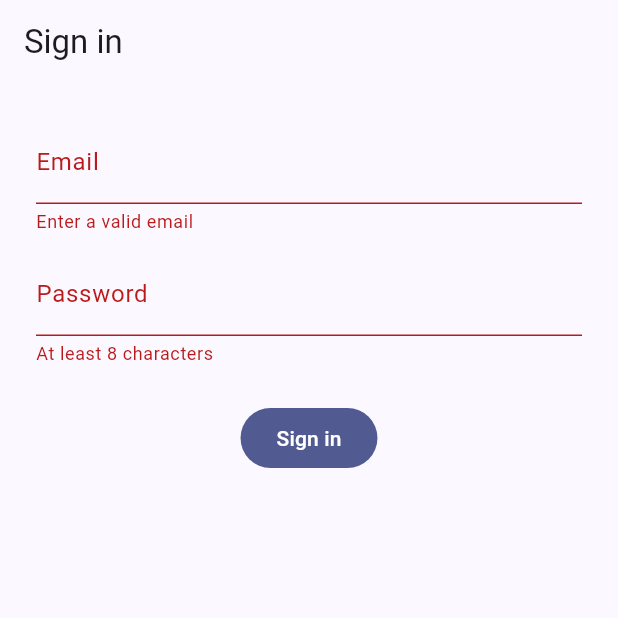
After one commit to altyn26/flutter-2026-altyngul, a Flutter app: the screen it shows after launch, after a tap on "Sign in", on a phone screen of 412 x 824 dp, the top half of it. The commit adds this screen. Run offline on Flutter 3.47's test engine with Material 3 defaults, Android fonts, the phone set to English and light mode, and no system bars; our stand-ins replace flutter_secure_storage, shared_preferences; network calls fail.

Commit message:
Levels 2 and 3 settings, secure token and notes

```diff
--- /dev/null
+++ b/users_api/lib/core/storage/secure_store.dart
@@ -0,0 +1,15 @@
+import 'package:flutter_secure_storage/flutter_secure_storage.dart';
+
+class SecureStore {
+  const SecureStore();
+
+  static const _storage = FlutterSecureStorage();
+  static const _tokenKey = 'auth_token';
+
+  Future<void> saveToken(String token) =>
+      _storage.write(key: _tokenKey, value: token);
+
+  Future<String?> readToken() => _storage.read(key: _tokenKey);
+
+  Future<void> clear() => _storage.delete(key: _tokenKey);
+}
--- /dev/null
+++ b/users_api/lib/features/auth/auth_model.dart
@@ -0,0 +1,30 @@
+import 'package:flutter/foundation.dart';
+
+import '../../core/storage/secure_store.dart';
+
+class AuthModel extends ChangeNotifier {
+  AuthModel(this._store, this._token);
+
+  final SecureStore _store;
+  String? _token;
+
+  bool get signedIn => _token != null;
+
+  /// Фейковый логин: любой пароль от 8 символов подходит.
+  Future<void> login(String email, String password) async {
+    await Future<void>.delayed(const Duration(seconds: 1));
+    if (password.length < 8) {
+      throw Exception('Password must be at least 8 characters');
+    }
+    final token = 'tok_${email.hashCode}';
+    await _store.saveToken(token);
+    _token = token;
+    notifyListeners();
+  }
+
+  Future<void> logout() async {
+    await _store.clear();
+    _token = null;
+    notifyListeners();
+  }
+}
--- /dev/null
+++ b/users_api/lib/features/auth/login_screen.dart
@@ -0,0 +1,91 @@
+import 'package:flutter/material.dart';
+import 'package:provider/provider.dart';
+
+import 'auth_model.dart';
+
+class LoginScreen extends StatefulWidget {
+  const LoginScreen({super.key});
+
+  @override
+  State<LoginScreen> createState() => _LoginScreenState();
+}
+
+class _LoginScreenState extends State<LoginScreen> {
+  final _formKey = GlobalKey<FormState>();
+  final _email = TextEditingController();
+  final _password = TextEditingController();
+  bool _busy = false;
+  String? _error;
+
+  @override
+  void dispose() {
+    _email.dispose();
+    _password.dispose();
+    super.dispose();
+  }
+
+  Future<void> _submit() async {
+    if (!_formKey.currentState!.validate()) return;
+    setState(() {
+      _busy = true;
+      _error = null;
+    });
+    try {
+      await context.read<AuthModel>().login(_email.text.trim(), _password.text);
+    } on Exception catch (e) {
+      if (!mounted) return;
+      setState(() => _error = e.toString().replaceFirst('Exception: ', ''));
+    } finally {
+      if (mounted) setState(() => _busy = false);
+    }
+  }
+
+  @override
+  Widget build(BuildContext context) {
+    return Scaffold(
+      appBar: AppBar(title: const Text('Sign in')),
+      body: Padding(
+        padding: const EdgeInsets.all(24),
+        child: Form(
+          key: _formKey,
+          child: Column(
+            children: [
+              TextFormField(
+                controller: _email,
+                keyboardType: TextInputType.emailAddress,
+                decoration: const InputDecoration(labelText: 'Email'),
+                validator: (v) => (v == null || !v.contains('@'))
+                    ? 'Enter a valid email'
+                    : null,
+              ),
+              const SizedBox(height: 12),
+              TextFormField(
+                controller: _password,
+                obscureText: true,
+                decoration: const InputDecoration(labelText: 'Password'),
+                validator: (v) => (v == null || v.length < 8)
+                    ? 'At least 8 characters'
+                    : null,
+              ),
+              if (_error != null) ...[
+                const SizedBox(height: 12),
+                Text(_error!, style: const TextStyle(color: Colors.red)),
+              ],
+              const SizedBox(height: 24),
+              FilledButton(
+                onPressed: _busy ? null : _submit,
+                child: _busy
+                    ? const SizedBox(
+                        height: 20,
+                        width: 20,
+                        child: CircularProgressIndicator(strokeWidth: 2),
+                      )
+                    : const Text('Sign in'),
+              ),
+            ],
+          ),
+        ),
+      ),
+    );
+  }
+}
--- a/users_api/lib/main.dart
+++ b/users_api/lib/main.dart
@@ -7,6 +7,9 @@ import 'package:provider/provider.dart';
 import 'package:shared_preferences/shared_preferences.dart';
 
 import 'core/api/api_client.dart';
+import 'core/storage/secure_store.dart';
+import 'features/auth/auth_model.dart';
+import 'features/auth/login_screen.dart';
 import 'features/settings/settings_model.dart';
 import 'features/users/user_repository.dart';
 import 'features/users/users_model.dart';
@@ -17,18 +20,23 @@ Future<void> main() async {
   final prefs = SharedPreferencesAsync();
   final dark = await prefs.getBool('darkMode') ?? false; // 2. диск
   final city = await prefs.getString('cityFilter');
+  const store = SecureStore();
+  final token = await store.readToken();
 
   runApp(
     // 3. только теперь первый кадр
     MultiProvider(
       providers: [
+        ChangeNotifierProvider(create: (_) => AuthModel(store, token)),
         ChangeNotifierProvider(
           create: (_) => SettingsModel(prefs, dark: dark, city: city),
         ),
         ChangeNotifierProvider(
           // composition root: the only place that says http.Client()
           create: (_) {
-            final model = UsersModel(UserRepository(ApiClient(http.Client())));
+            final model = UsersModel(
+              UserRepository(ApiClient(http.Client(), store)),
+            );
             unawaited(model.load());
             return model;
           },
@@ -58,7 +66,9 @@ class App extends StatelessWidget {
       scrollBehavior: const MaterialScrollBehavior().copyWith(
         dragDevices: {PointerDeviceKind.touch, PointerDeviceKind.mouse},
       ),
-      home: const UsersScreen(),
+      home: context.watch<AuthModel>().signedIn
+          ? const UsersScreen()
+          : const LoginScreen(),
     );
   }
 }
```
Also changed, not shown: users_api/lib/core/api/api_client.dart (+18 -6 lines), users_api/lib/features/settings/settings_screen.dart (+9 -0 lines), users_api/lib/features/users/user_detail_screen.dart (+27 -0 lines).
